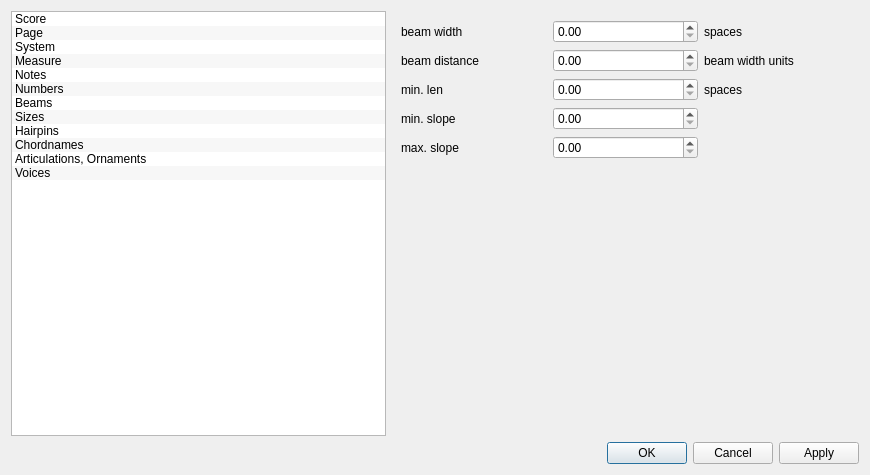
First picture: the form in mscore/mscore/editstyle.ui, repository musescore/musescore-old, before the edit.
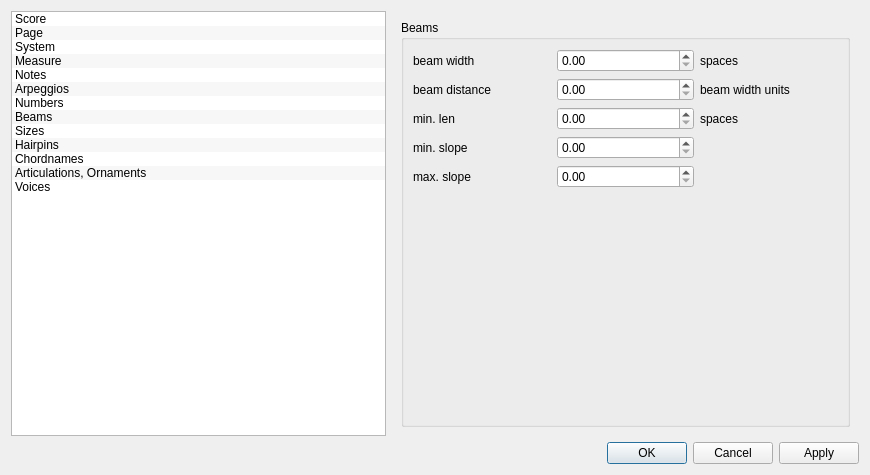
Second picture: the form after the edit. The open tabs and pages were chosen to show the change. Icons and pictures are not drawn.

Diff of the .ui file:
```diff
--- a/mscore/mscore/editstyle.ui
+++ b/mscore/mscore/editstyle.ui
@@ -62,6 +62,11 @@
        <string>Notes</string>
       </property>
      </item>
+     <item>
+      <property name="text">
+       <string>Arpeggios</string>
+      </property>
+     </item>
      <item>
       <property name="text">
        <string>Numbers</string>
@@ -99,6 +104,23 @@
      </item>
     </widget>
    </item>
+   <item row="1" column="0" colspan="2">
+    <layout class="QHBoxLayout">
+     <property name="spacing">
+      <number>6</number>
+     </property>
+     <property name="margin">
+      <number>0</number>
+     </property>
+     <item>
+      <widget class="QDialogButtonBox" name="buttonBox">
+       <property name="standardButtons">
+        <set>QDialogButtonBox::Apply|QDialogButtonBox::Cancel|QDialogButtonBox::Ok</set>
+       </property>
+      </widget>
+     </item>
+    </layout>
+   </item>
    <item row="0" column="1">
     <widget class="QStackedWidget" name="stackedWidget">
      <property name="sizePolicy">
@@ -1161,6 +1183,99 @@
        </item>
       </layout>
      </widget>
+     <widget class="QWidget" name="page">
+      <layout class="QVBoxLayout" name="verticalLayout_15">
+       <item>
+        <widget class="QGroupBox" name="groupBox_7">
+         <property name="title">
+          <string>Arpeggios</string>
+         </property>
+         <property name="flat">
+          <bool>true</bool>
+         </property>
+         <layout class="QVBoxLayout" name="verticalLayout_16">
+          <item>
+           <layout class="QFormLayout" name="formLayout_7">
+            <item row="0" column="0">
+             <widget class="QLabel" name="label_26">
+              <property name="text">
+               <string>distance to note</string>
+              </property>
+             </widget>
+            </item>
+            <item row="0" column="1">
+             <widget class="QDoubleSpinBox" name="arpeggioNoteDistance">
+              <property name="suffix">
+               <string>sp</string>
+              </property>
+              <property name="maximum">
+               <double>99999999.000000000000000</double>
+              </property>
+              <property name="singleStep">
+               <double>0.200000000000000</double>
+              </property>
+             </widget>
+            </item>
+            <item row="1" column="0">
+             <widget class="QLabel" name="label_27">
+              <property name="text">
+               <string>line width</string>
+              </property>
+             </widget>
+            </item>
+            <item row="1" column="1">
+             <widget class="QDoubleSpinBox" name="arpeggioLineWidth">
+              <property name="suffix">
+               <string>sp</string>
+              </property>
+              <property name="maximum">
+               <double>999999.000000000000000</double>
+              </property>
+              <property name="singleStep">
+               <double>0.100000000000000</double>
+              </property>
+             </widget>
+            </item>
+            <item row="2" column="0">
+             <widget class="QLabel" name="label_28">
+              <property name="text">
+               <string>hook len</string>
+              </property>
+             </widget>
+            </item>
+            <item row="2" column="1">
+             <widget class="QDoubleSpinBox" name="arpeggioHookLen">
+              <property name="suffix">
+               <string>sp</string>
+              </property>
+              <property name="maximum">
+               <double>99999.000000000000000</double>
+              </property>
+              <property name="singleStep">
+               <double>0.100000000000000</double>
+              </property>
+             </widget>
+            </item>
+           </layout>
+          </item>
+          <item>
+           <spacer name="verticalSpacer_8">
+            <property name="orientation">
+             <enum>Qt::Vertical</enum>
+            </property>
+            <property name="sizeHint" stdset="0">
+             <size>
+              <width>20</width>
+              <height>320</height>
+             </size>
+            </property>
+           </spacer>
+          </item>
+         </layout>
+        </widget>
+       </item>
+      </layout>
+     </widget>
      <widget class="QWidget" name="page1">
       <layout class="QVBoxLayout">
        <property name="spacing">
@@ -1273,9 +1388,18 @@
       </layout>
      </widget>
      <widget class="QWidget" name="Seite">
-      <layout class="QGridLayout">
+      <layout class="QVBoxLayout" name="verticalLayout_14">
+       <item>
+        <widget class="QGroupBox" name="groupBox_6">
+         <property name="title">
+          <string>Beams</string>
+         </property>
+         <property name="flat">
+          <bool>true</bool>
+         </property>
+         <layout class="QGridLayout" name="gridLayout_2">
        <item row="0" column="0">
-        <widget class="QLabel" name="label_26">
+           <widget class="QLabel" name="label_62">
          <property name="text">
           <string>beam width</string>
          </property>
@@ -1284,8 +1408,15 @@
        <item row="0" column="1">
         <widget class="QDoubleSpinBox" name="beamWidth"/>
        </item>
+          <item row="0" column="2">
+           <widget class="QLabel" name="label_55">
+            <property name="text">
+             <string>spaces</string>
+            </property>
+           </widget>
+          </item>
        <item row="1" column="0">
-        <widget class="QLabel" name="label_27">
+           <widget class="QLabel" name="label_57">
          <property name="text">
           <string>beam distance</string>
          </property>
@@ -1294,8 +1425,15 @@
        <item row="1" column="1">
         <widget class="QDoubleSpinBox" name="beamDistance"/>
        </item>
+          <item row="1" column="2">
+           <widget class="QLabel" name="label_58">
+            <property name="text">
+             <string>beam width units</string>
+            </property>
+           </widget>
+          </item>
        <item row="2" column="0">
-        <widget class="QLabel" name="label_28">
+           <widget class="QLabel" name="label_59">
          <property name="text">
           <string>min. len</string>
          </property>
@@ -1304,8 +1442,15 @@
        <item row="2" column="1">
         <widget class="QDoubleSpinBox" name="beamMinLen"/>
        </item>
+          <item row="2" column="2">
+           <widget class="QLabel" name="label_60">
+            <property name="text">
+             <string>spaces</string>
+            </property>
+           </widget>
+          </item>
        <item row="3" column="0">
-        <widget class="QLabel" name="label_29">
+           <widget class="QLabel" name="label_61">
          <property name="text">
           <string>min. slope</string>
          </property>
@@ -1322,25 +1467,12 @@
         </widget>
        </item>
        <item row="4" column="0">
-        <widget class="QLabel" name="label_30">
+           <widget class="QLabel" name="label_56">
          <property name="text">
           <string>max. slope</string>
          </property>
         </widget>
        </item>
-       <item row="5" column="0">
-        <spacer>
-         <property name="orientation">
-          <enum>Qt::Vertical</enum>
-         </property>
-         <property name="sizeHint" stdset="0">
-          <size>
-           <width>20</width>
-           <height>61</height>
-          </size>
-         </property>
-        </spacer>
-       </item>
        <item row="4" column="1">
         <widget class="QDoubleSpinBox" name="beamMaxSlope">
          <property name="maximum">
@@ -1351,25 +1483,20 @@
          </property>
         </widget>
        </item>
-       <item row="2" column="2">
-        <widget class="QLabel" name="label_31">
-         <property name="text">
-          <string>spaces</string>
-         </property>
-        </widget>
-       </item>
-       <item row="0" column="2">
-        <widget class="QLabel" name="label_32">
-         <property name="text">
-          <string>spaces</string>
-         </property>
-        </widget>
-       </item>
-       <item row="1" column="2">
-        <widget class="QLabel" name="label_33">
-         <property name="text">
-          <string>beam width units</string>
-         </property>
+          <item row="5" column="0">
+           <spacer name="verticalSpacer_7">
+            <property name="orientation">
+             <enum>Qt::Vertical</enum>
+            </property>
+            <property name="sizeHint" stdset="0">
+             <size>
+              <width>20</width>
+              <height>40</height>
+             </size>
+            </property>
+           </spacer>
+          </item>
+         </layout>
         </widget>
        </item>
       </layout>
@@ -1869,23 +1996,6 @@
      </widget>
     </widget>
    </item>
-   <item row="1" column="0" colspan="2">
-    <layout class="QHBoxLayout">
-     <property name="spacing">
-      <number>6</number>
-     </property>
-     <property name="margin">
-      <number>0</number>
-     </property>
-     <item>
-      <widget class="QDialogButtonBox" name="buttonBox">
-       <property name="standardButtons">
-        <set>QDialogButtonBox::Apply|QDialogButtonBox::Cancel|QDialogButtonBox::Ok</set>
-       </property>
-      </widget>
-     </item>
-    </layout>
-   </item>
   </layout>
  </widget>
  <resources>
```
Lines whose indentation alone changed are shown as unchanged.
